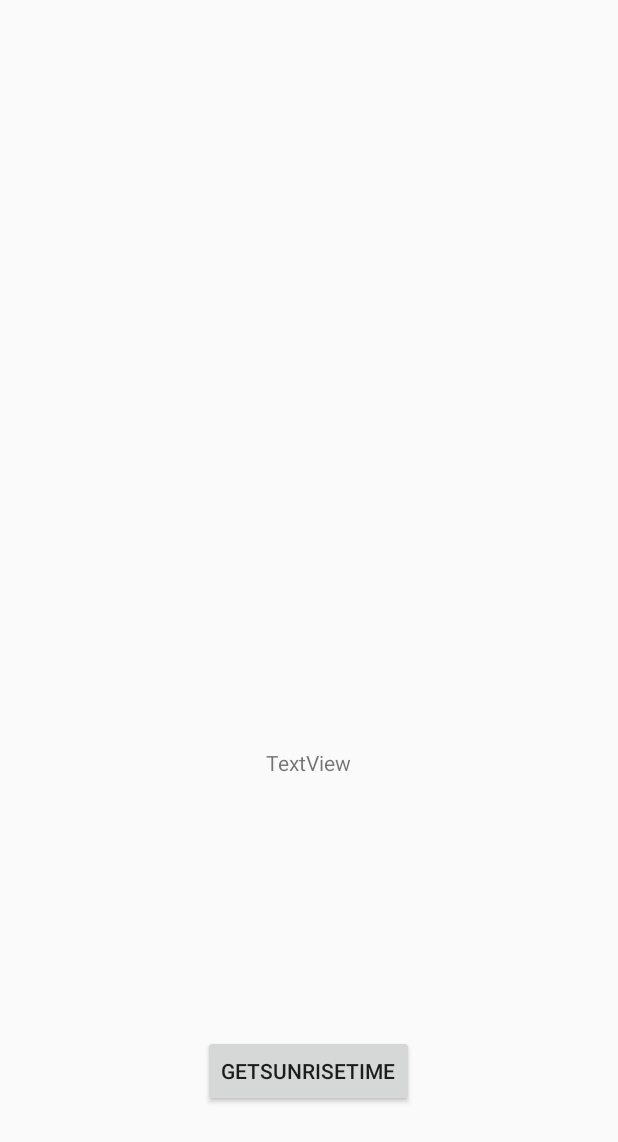
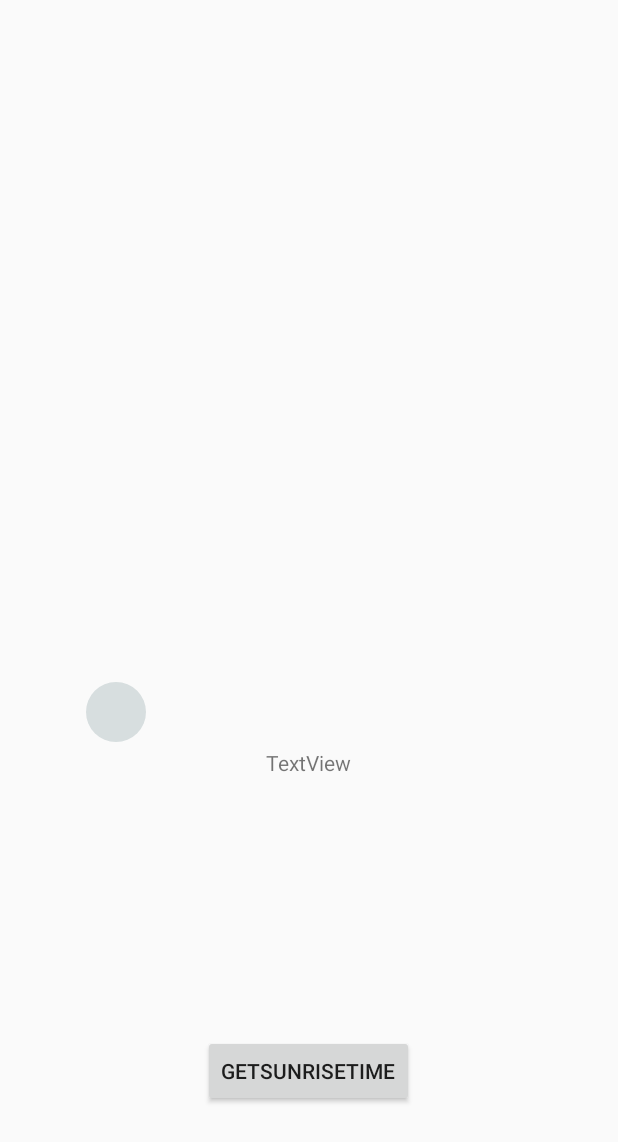
Before and after one commit to signalcat/SmartSunLamp, an Android app: the layout activity_sun.xml on its own in the app's theme, with its tools: preview values and no code run, on a phone screen of 412 x 824 dp. Shown: the top 1142 px of the screen. Run offline under Robolectric (Android 15) with nearby library versions, the phone set to English and light mode, and no system bars.

Commit message:
Create sun animation

```diff
--- /dev/null
+++ b/app/src/main/res/anim/path.xml
@@ -0,0 +1,6 @@
+<?xml version="1.0" encoding="utf-8"?>
+<pathInterpolator xmlns:android="http://schemas.android.com/apk/res/android"
+    android:controlX1="0"
+    android:controlY1="0"
+    android:controlX2="1"
+    android:controlY2="1"/>
--- a/app/src/main/res/layout/activity_sun.xml
+++ b/app/src/main/res/layout/activity_sun.xml
@@ -5,6 +5,17 @@
     android:layout_width="match_parent"
     android:layout_height="match_parent"
     tools:context="signalcat.github.com.smartsunlamp.SunActivity">
+
+    <ImageView
+        android:id="@+id/iv_sun"
+        android:layout_width="wrap_content"
+        android:layout_height="wrap_content"
+        android:layout_above="@+id/tv_sunRiseTime"
+        android:layout_marginEnd="34dp"
+        android:layout_marginRight="34dp"
+        android:layout_toLeftOf="@+id/btn_getSunTime"
+        android:layout_toStartOf="@+id/btn_getSunTime"
+        android:src="@drawable/ic_seekbar_thumb" />
 
     <Button
         android:id="@+id/btn_getSunTime"
```
Also changed, not shown: app/src/main/java/signalcat/github/com/smartsunlamp/SunActivity.java (+22 -1 lines), app/src/main/res/layout/toolbar.xml (+13 -0 lines).
